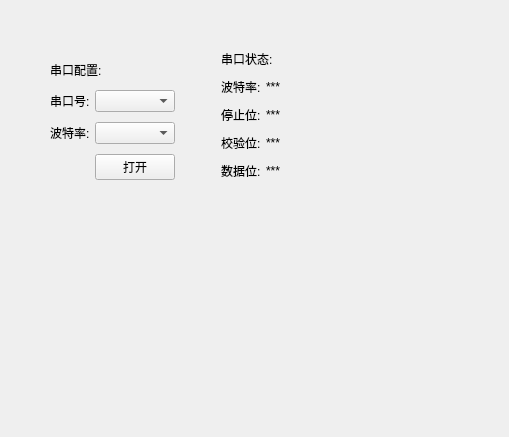
Before: the Qt Designer form QWidgetNotebook/humiture/HumitureQWidget/comconfig.ui in BeiChenYx/Qt5Notebook, drawn with Qt 5.
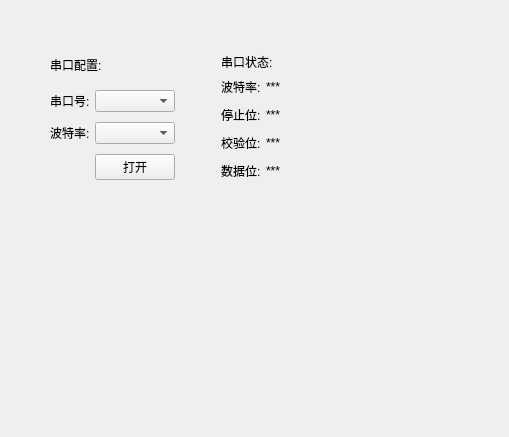
After: the same form once the commit is applied.

The edit to the form file:
```diff
--- a/QWidgetNotebook/humiture/HumitureQWidget/comconfig.ui
+++ b/QWidgetNotebook/humiture/HumitureQWidget/comconfig.ui
@@ -33,6 +33,9 @@
     <layout class="QHBoxLayout" name="horizontalLayout">
      <item>
       <layout class="QVBoxLayout" name="verticalLayout">
+       <property name="spacing">
+        <number>10</number>
+       </property>
        <item>
         <widget class="QLabel" name="label">
          <property name="text">
@@ -93,9 +96,9 @@
       </spacer>
      </item>
      <item>
-      <layout class="QVBoxLayout" name="verticalLayout_2">
+      <layout class="QVBoxLayout" name="verticalLayout_2" stretch="1,4">
        <property name="spacing">
-        <number>10</number>
+        <number>5</number>
        </property>
        <item>
         <widget class="QLabel" name="label_4">
```
Left out of the diff: 2 changed lines with no effect on the pictures.
